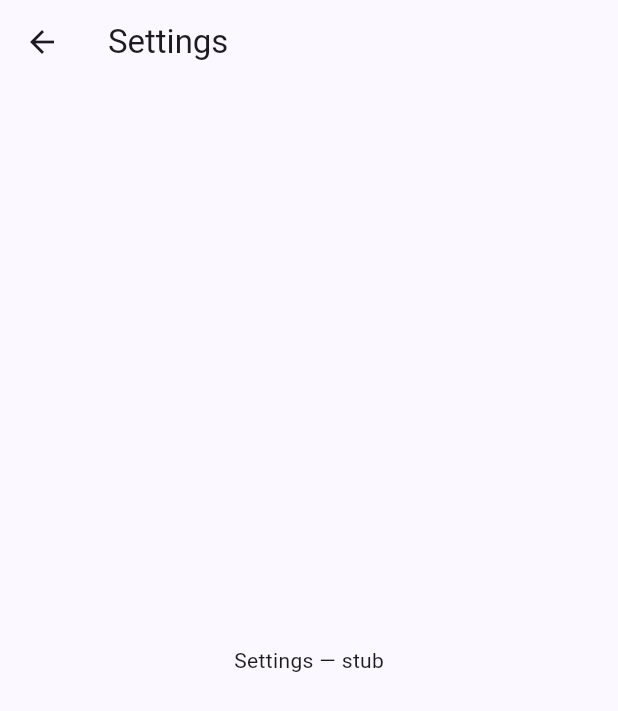
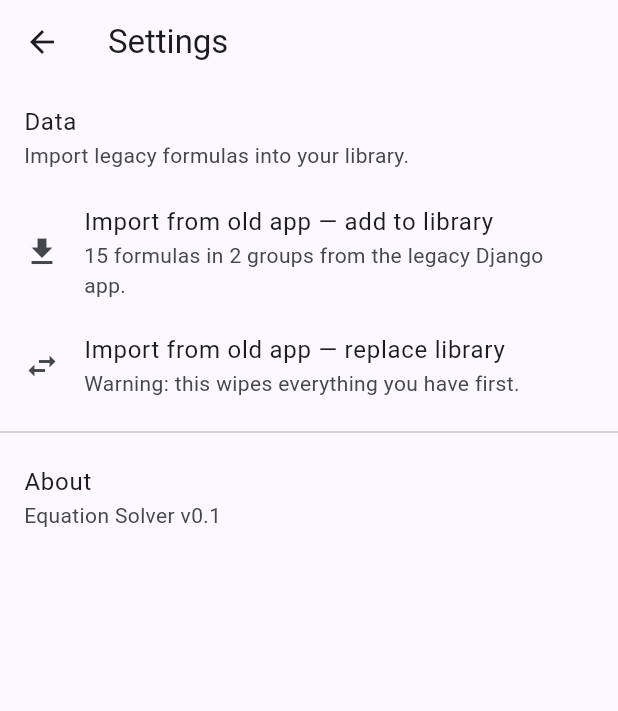
Before and after one commit to myoussefa96/equation-solver-app, a Flutter app: the SettingsPage screen opened directly, on a phone screen of 412 x 824 dp. Shown: the top 711 px of the screen. Run offline on Flutter 3.47's test engine with Material 3 defaults, Android fonts, the phone set to English and light mode, and no system bars; our stand-ins replace flutter_riverpod, sqflite, sqflite_common; accounts and stored records are empty.

Commit message:
feat(ui): settings page + manual import flow

```diff
--- a/lib/ui/settings_page.dart
+++ b/lib/ui/settings_page.dart
@@ -1,11 +1,66 @@
-// settings_page.dart
+import 'package:equation_solver_app/ui/import/import_flow.dart';
 import 'package:flutter/material.dart';
+import 'package:flutter_riverpod/flutter_riverpod.dart';
 
-class SettingsPage extends StatelessWidget {
+class SettingsPage extends ConsumerWidget {
   const SettingsPage({super.key});
+
   @override
-  Widget build(BuildContext context) => Scaffold(
-        appBar: AppBar(title: const Text('Settings')),
-        body: const Center(child: Text('Settings — stub')),
-      );
+  Widget build(BuildContext context, WidgetRef ref) {
+    return Scaffold(
+      appBar: AppBar(title: const Text('Settings')),
+      body: ListView(
+        children: [
+          const ListTile(
+            title: Text('Data'),
+            subtitle: Text('Import legacy formulas into your library.'),
+          ),
+          ListTile(
+            leading: const Icon(Icons.download),
+            title: const Text('Import from old app — add to library'),
+            subtitle: const Text(
+                '15 formulas in 2 groups from the legacy Django app.',),
+            onTap: () => runBundledImport(context, ref, replaceExisting: false),
+          ),
+          ListTile(
+            leading: const Icon(Icons.swap_horiz),
+            title: const Text('Import from old app — replace library'),
+            subtitle: const Text(
+                'Warning: this wipes everything you have first.',),
+            onTap: () async {
+              final ok = await showDialog<bool>(
+                context: context,
+                builder: (ctx) => AlertDialog(
+                  title: const Text('Replace your library?'),
+                  content: const Text(
+                    'This deletes ALL your existing groups and formulas, '
+                    'then re-imports from the old app.',
+                  ),
+                  actions: [
+                    TextButton(
+                      onPressed: () => Navigator.of(ctx).pop(false),
+                      child: const Text('Cancel'),
+                    ),
+                    FilledButton(
+                      onPressed: () => Navigator.of(ctx).pop(true),
+                      child: const Text('Replace'),
+                    ),
+                  ],
+                ),
+              );
+              if (ok ?? false) {
+                if (!context.mounted) return;
+                await runBundledImport(context, ref, replaceExisting: true);
+              }
+            },
+          ),
+          const Divider(),
+          const ListTile(
+            title: Text('About'),
+            subtitle: Text('Equation Solver v0.1'),
+          ),
+        ],
+      ),
+    );
+  }
 }
```
Also changed, not shown: lib/ui/import/import_flow.dart (added, +57 -0 lines).
